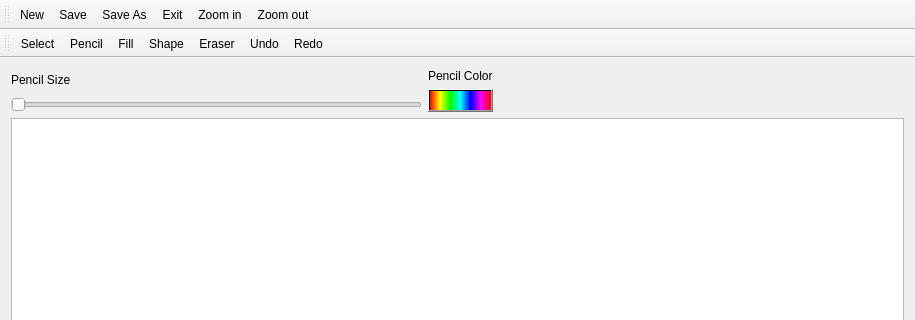
MATF-RS19/RS024-paint, file src/mainwindow.ui: the form before one commit; both pictures show x 0 to 915 and y 0 to 320 of the 915 by 709 pixel window.
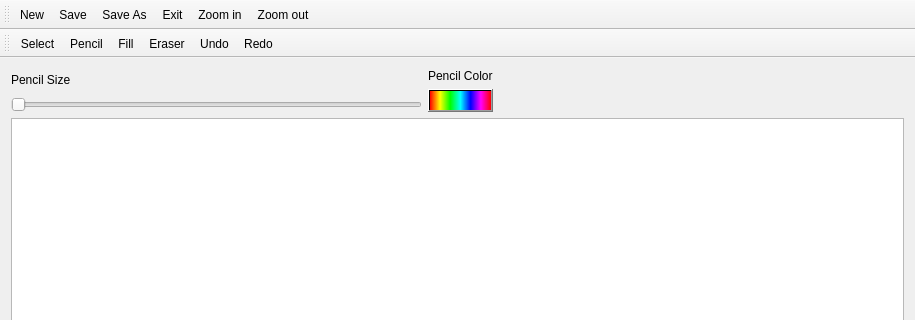
The form after the commit. Icons and pictures are not drawn.

```diff
--- a/src/mainwindow.ui
+++ b/src/mainwindow.ui
@@ -134,7 +134,6 @@
    <addaction name="actionSelect"/>
    <addaction name="actionPencil"/>
    <addaction name="actionFarba"/>
-   <addaction name="actionShape"/>
    <addaction name="actionEraser"/>
    <addaction name="actionUndo"/>
    <addaction name="actionRedo"/>
```
